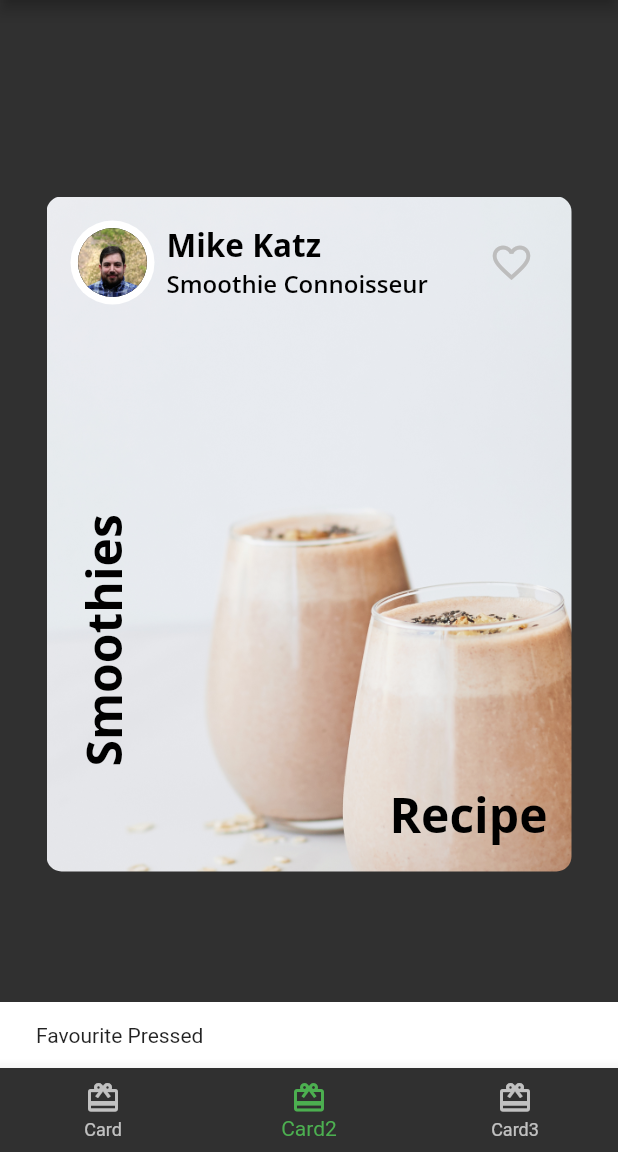
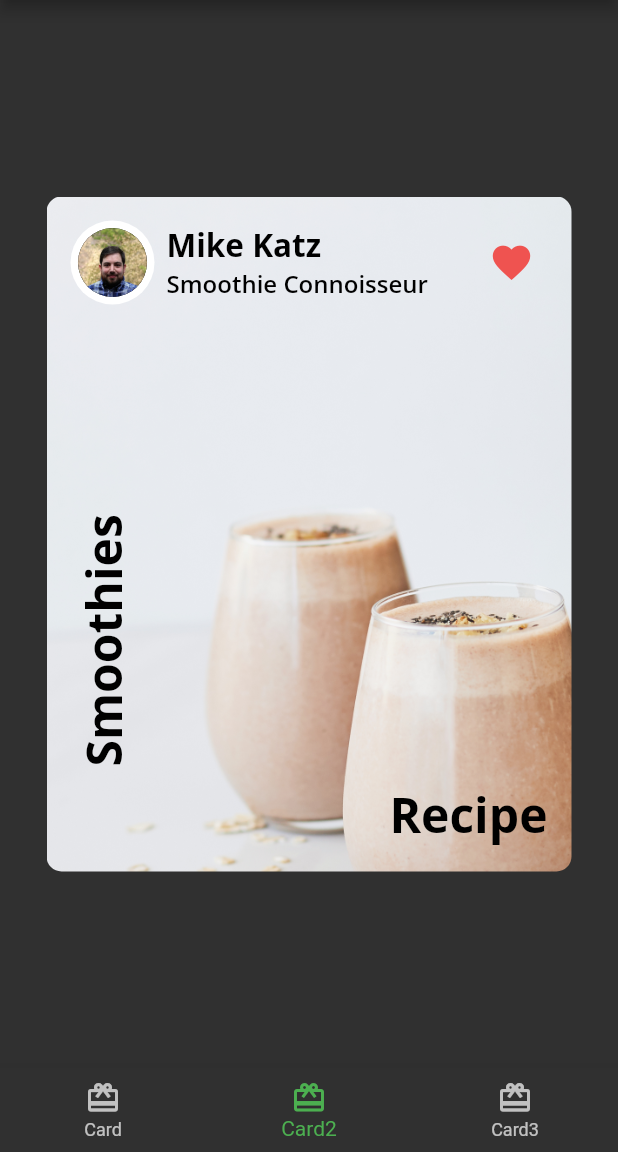
Before and after one commit to agentblythe/rw_fooderlich, a Flutter app: the screen it shows after launch, item 2 of the bottom bar chosen, after a tap on the "favorite outline" icon, on a phone screen of 412 x 824 dp, the part 84-1236 px from its top. Run offline on Flutter 3.47's test engine with Material 2 defaults, Android fonts, the phone set to English and light mode, and no system bars; our stand-ins replace google_fonts.

Commit message:
toggle heart capability

```diff
--- a/lib/author_card.dart
+++ b/lib/author_card.dart
@@ -2,7 +2,7 @@
 import 'fooderlich_theme.dart';
 import 'circle_image.dart';
 
-class AuthorCard extends StatelessWidget {
+class AuthorCard extends StatefulWidget {
   const AuthorCard({
     Key? key,
     required this.authorName,
@@ -15,6 +15,13 @@
   final ImageProvider? imageProvider;
 
   @override
+  State<AuthorCard> createState() => _AuthorCardState();
+}
+
+class _AuthorCardState extends State<AuthorCard> {
+  bool _isFavorited = false;
+
+  @override
   Widget build(BuildContext context) {
     return Container(
       padding: const EdgeInsets.all(16),
@@ -24,7 +31,7 @@
           Row(
             children: <Widget>[
               CircleImage(
-                imageProvider: imageProvider,
+                imageProvider: widget.imageProvider,
                 imageRadius: 28,
               ),
               const SizedBox(width: 8),
@@ -32,11 +39,11 @@
                 crossAxisAlignment: CrossAxisAlignment.start,
                 children: <Widget>[
                   Text(
-                    authorName,
+                    widget.authorName,
                     style: FooderlichTheme.lightTextTheme.headline2,
                   ),
                   Text(
-                    title,
+                    widget.title,
                     style: FooderlichTheme.lightTextTheme.headline3,
                   ),
                 ],
@@ -44,12 +51,15 @@
             ],
           ),
           IconButton(
-            icon: const Icon(Icons.favorite_border),
+            icon: Icon(_isFavorited ? Icons.favorite : Icons.favorite_border),
             iconSize: 30,
-            color: Colors.grey[400],
+            color: Colors.red[400],
             onPressed: () {
-              const snackBar = SnackBar(content: Text('Favourite Pressed'));
-              ScaffoldMessenger.of(context).showSnackBar(snackBar);
+              //const snackBar = SnackBar(content: Text('Favourite Pressed'));
+              //ScaffoldMessenger.of(context).showSnackBar(snackBar);
+              setState(() {
+                _isFavorited = !_isFavorited;
+              });
             },
           ),
         ],
```
